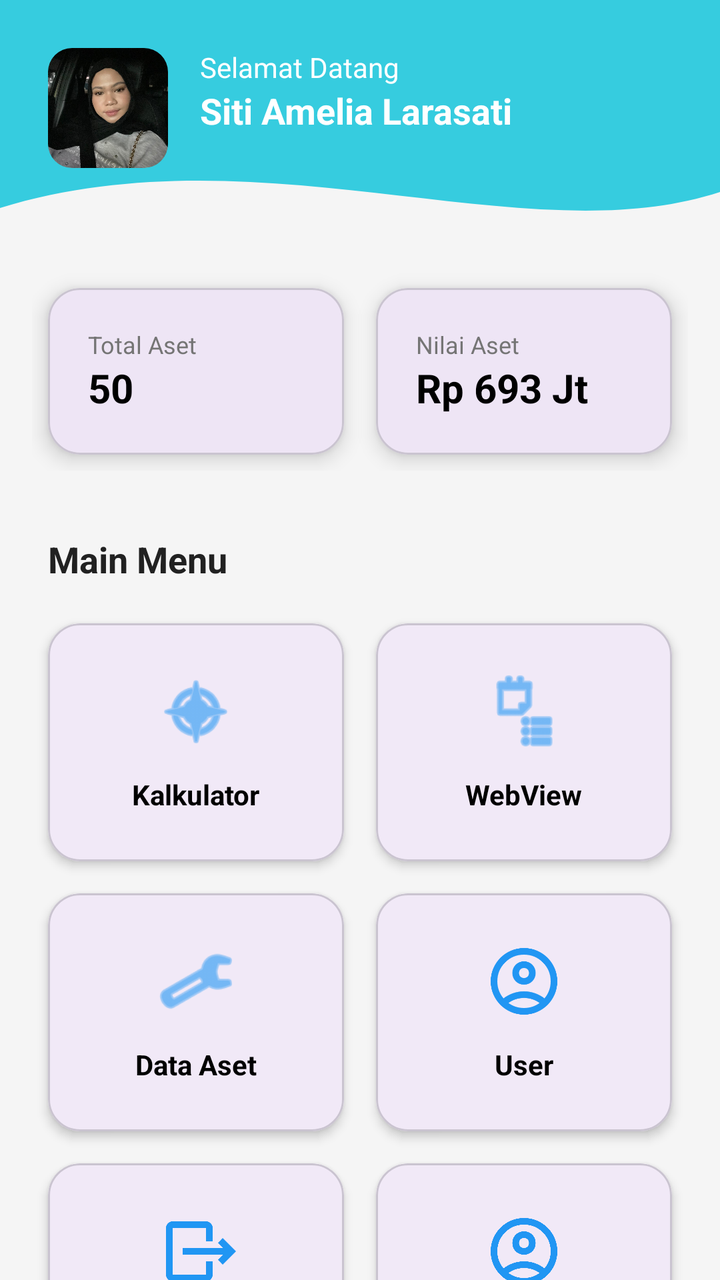
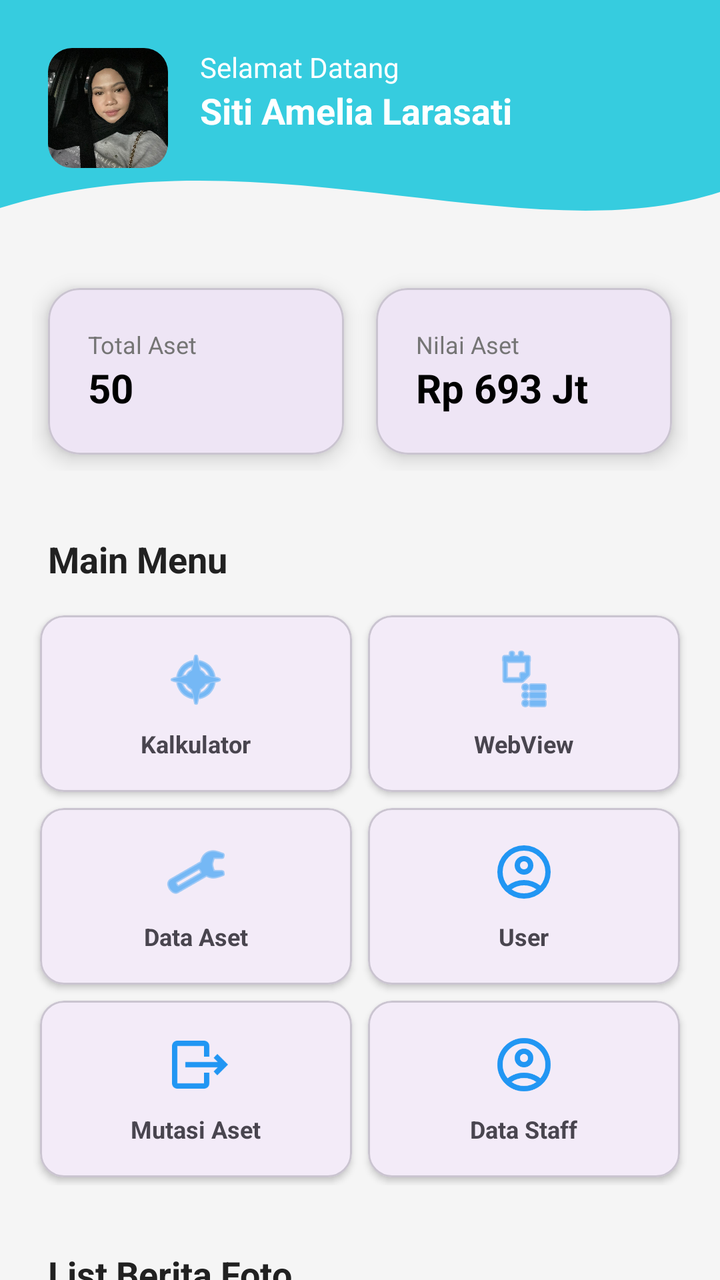

Screens rendered from an Android XML layout before and after an edit, with the pre-edit source and the edit as a unified diff.
<!-- AndroidManifest.xml: application theme Theme.Amelcat -->
<!-- res/layout/fragment_home.xml -->
<?xml version="1.0" encoding="utf-8"?>
<androidx.core.widget.NestedScrollView
    xmlns:android="http://schemas.android.com/apk/res/android"
    xmlns:app="http://schemas.android.com/apk/res-auto"
    xmlns:tools="http://schemas.android.com/tools"
    android:layout_width="match_parent"
    android:layout_height="match_parent"
    android:fillViewport="true"
    android:background="@color/background">

    <androidx.constraintlayout.widget.ConstraintLayout
        android:id="@+id/main"
        android:layout_width="match_parent"
        android:layout_height="wrap_content"
        android:paddingBottom="32dp">

        <View
            android:id="@+id/headerView"
            android:layout_width="match_parent"
            android:layout_height="120dp"
            android:background="@drawable/bg_header_home"
            app:layout_constraintTop_toTopOf="parent" />

        <com.google.android.material.imageview.ShapeableImageView
            android:id="@+id/ivProfile"
            android:layout_width="60dp"
            android:layout_height="60dp"
            android:layout_marginStart="24dp"
            android:layout_marginTop="24dp"
            android:scaleType="centerCrop"
            android:src="@drawable/profile"
            app:layout_constraintStart_toStartOf="parent"
            app:layout_constraintTop_toTopOf="parent"
            app:shapeAppearanceOverlay="@style/ShapeAppearance.Material3.Corner.Medium" />

        <TextView
            android:id="@+id/tvGreeting"
            android:layout_width="wrap_content"
            android:layout_height="wrap_content"
            android:layout_marginStart="16dp"
            android:text="Selamat Datang"
            android:textColor="@color/white"
            app:layout_constraintStart_toEndOf="@id/ivProfile"
            app:layout_constraintTop_toTopOf="@id/ivProfile" />

        <TextView
            android:id="@+id/tvProfileName"
            android:layout_width="wrap_content"
            android:layout_height="wrap_content"
            android:text="Siti Amelia Larasati"
            android:textColor="@color/white"
            android:textSize="18sp"
            android:textStyle="bold"
            app:layout_constraintStart_toStartOf="@id/tvGreeting"
            app:layout_constraintTop_toBottomOf="@id/tvGreeting" />

        <LinearLayout
            android:id="@+id/layoutStats"
            android:layout_width="match_parent"
            android:layout_height="wrap_content"
            android:layout_marginTop="16dp"
            android:orientation="horizontal"
            android:paddingHorizontal="16dp"
            android:weightSum="2"
            app:layout_constraintTop_toBottomOf="@id/headerView">

            <com.google.android.material.card.MaterialCardView
                android:layout_width="0dp"
                android:layout_height="wrap_content"
                android:layout_weight="1"
                android:layout_margin="8dp"
                app:cardCornerRadius="16dp"
                app:cardElevation="6dp">

                <LinearLayout
                    android:layout_width="match_parent"
                    android:layout_height="wrap_content"
                    android:orientation="vertical"
                    android:padding="20dp">

                    <TextView
                        android:layout_width="wrap_content"
                        android:layout_height="wrap_content"
                        android:text="Total Aset"
                        android:textColor="@color/text_secondary"
                        android:textSize="12sp" />

                    <TextView
                        android:layout_width="wrap_content"
                        android:layout_height="wrap_content"
                        android:text="50"
                        android:textColor="@color/black"
                        android:textSize="20sp"
                        android:textStyle="bold" />
                </LinearLayout>
            </com.google.android.material.card.MaterialCardView>

            <com.google.android.material.card.MaterialCardView
                android:layout_width="0dp"
                android:layout_height="wrap_content"
                android:layout_weight="1"
                android:layout_margin="8dp"
                app:cardCornerRadius="16dp"
                app:cardElevation="6dp">

                <LinearLayout
                    android:layout_width="match_parent"
                    android:layout_height="wrap_content"
                    android:orientation="vertical"
                    android:padding="20dp">

                    <TextView
                        android:layout_width="wrap_content"
                        android:layout_height="wrap_content"
                        android:text="Nilai Aset"
                        android:textColor="@color/text_secondary"
                        android:textSize="12sp" />

                    <TextView
                        android:layout_width="wrap_content"
                        android:layout_height="wrap_content"
                        android:text="Rp 693 Jt"
                        android:textColor="@color/black"
                        android:textSize="20sp"
                        android:textStyle="bold" />
                </LinearLayout>
            </com.google.android.material.card.MaterialCardView>
        </LinearLayout>

        <TextView
            android:id="@+id/labelMenu"
            android:layout_width="wrap_content"
            android:layout_height="wrap_content"
            android:layout_marginStart="24dp"
            android:layout_marginTop="32dp"
            android:text="Main Menu"
            android:textColor="@color/text_primary"
            android:textSize="18sp"
            android:textStyle="bold"
            app:layout_constraintStart_toStartOf="parent"
            app:layout_constraintTop_toBottomOf="@id/layoutStats" />

        <GridLayout
            android:id="@+id/menuGrid"
            android:layout_width="match_parent"
            android:layout_height="wrap_content"
            android:layout_marginTop="12dp"
            android:columnCount="2"
            android:paddingHorizontal="16dp"
            app:layout_constraintTop_toBottomOf="@id/labelMenu"
            tools:layout_editor_absoluteX="0dp">

            <com.google.android.material.card.MaterialCardView
                android:id="@+id/btnRumus"
                android:layout_width="0dp"
                android:layout_height="wrap_content"
                android:layout_columnWeight="1"
                android:layout_margin="8dp"
                app:cardCornerRadius="16dp"
                app:cardElevation="3dp">

                <LinearLayout
                    android:layout_width="match_parent"
                    android:layout_height="wrap_content"
                    android:gravity="center"
                    android:orientation="vertical"
                    android:padding="24dp">

                    <ImageView
                        android:layout_width="40dp"
                        android:layout_height="40dp"
                        android:src="@android:drawable/ic_menu_compass"
                        app:tint="@color/primary" />

                    <TextView
                        android:layout_width="wrap_content"
                        android:layout_height="wrap_content"
                        android:layout_marginTop="12dp"
                        android:text="Kalkulator"
                        android:textColor="@color/black"
                        android:textStyle="bold" />
                </LinearLayout>
            </com.google.android.material.card.MaterialCardView>

            <com.google.android.material.card.MaterialCardView
                android:id="@+id/btnWebView"
                android:layout_width="0dp"
                android:layout_height="wrap_content"
                android:layout_columnWeight="1"
                android:layout_margin="8dp"
                app:cardCornerRadius="16dp"
                app:cardElevation="3dp">

                <LinearLayout
                    android:layout_width="match_parent"
                    android:layout_height="wrap_content"
                    android:gravity="center"
                    android:orientation="vertical"
                    android:padding="24dp">

                    <ImageView
                        android:layout_width="40dp"
                        android:layout_height="40dp"
                        android:src="@android:drawable/ic_menu_agenda"
                        app:tint="@color/primary" />

                    <TextView
                        android:layout_width="wrap_content"
                        android:layout_height="wrap_content"
                        android:layout_marginTop="12dp"
                        android:text="WebView"
                        android:textColor="@color/black"
                        android:textStyle="bold" />
                </LinearLayout>
            </com.google.android.material.card.MaterialCardView>

            <com.google.android.material.card.MaterialCardView
                android:id="@+id/btnDataAset"
                android:layout_width="0dp"
                android:layout_height="wrap_content"
                android:layout_columnWeight="1"
                android:layout_margin="8dp"
                app:cardCornerRadius="16dp"
                app:cardElevation="3dp">

                <LinearLayout
                    android:layout_width="match_parent"
                    android:layout_height="wrap_content"
                    android:gravity="center"
                    android:orientation="vertical"
                    android:padding="24dp">

                    <ImageView
                        android:layout_width="40dp"
                        android:layout_height="40dp"
                        android:src="@android:drawable/ic_menu_manage"
                        app:tint="@color/primary" />

                    <TextView
                        android:layout_width="wrap_content"
                        android:layout_height="wrap_content"
                        android:layout_marginTop="12dp"
                        android:text="Data Aset"
                        android:textColor="@color/black"
                        android:textStyle="bold" />
                </LinearLayout>
            </com.google.android.material.card.MaterialCardView>

            <com.google.android.material.card.MaterialCardView
                android:id="@+id/btnUser"
                android:layout_width="0dp"
                android:layout_height="wrap_content"
                android:layout_columnWeight="1"
                android:layout_margin="8dp"
                app:cardCornerRadius="16dp"
                app:cardElevation="3dp">

                <LinearLayout
                    android:layout_width="match_parent"
                    android:layout_height="wrap_content"
                    android:gravity="center"
                    android:orientation="vertical"
                    android:padding="24dp">

                    <ImageView
                        android:layout_width="40dp"
                        android:layout_height="40dp"
                        android:src="@drawable/ic_profile"
                        app:tint="@color/primary" />

                    <TextView
                        android:layout_width="wrap_content"
                        android:layout_height="wrap_content"
                        android:layout_marginTop="12dp"
                        android:text="User"
                        android:textColor="@color/black"
                        android:textStyle="bold" />
                </LinearLayout>
            </com.google.android.material.card.MaterialCardView>

            <com.google.android.material.card.MaterialCardView
                android:id="@+id/btnLokasi"
                android:layout_width="0dp"
                android:layout_height="wrap_content"
                android:layout_columnWeight="1"
                android:layout_margin="8dp"
                app:cardCornerRadius="16dp"
                app:cardElevation="3dp">

                <LinearLayout
                    android:layout_width="match_parent"
                    android:layout_height="wrap_content"
                    android:gravity="center"
                    android:orientation="vertical"
                    android:padding="24dp">

                    <ImageView
                        android:layout_width="40dp"
                        android:layout_height="40dp"
                        android:src="@drawable/ic_mutasi"
                        app:tint="@color/primary" />

                    <TextView
                        android:layout_width="wrap_content"
                        android:layout_height="wrap_content"
                        android:layout_marginTop="12dp"
                        android:text="Mutasi Aset"
                        android:textColor="@color/black"
                        android:textStyle="bold" />
                </LinearLayout>
            </com.google.android.material.card.MaterialCardView>

            <com.google.android.material.card.MaterialCardView
                android:id="@+id/btnDataStaff"
                android:layout_width="0dp"
                android:layout_height="wrap_content"
                android:layout_columnWeight="1"
                android:layout_margin="8dp"
                app:cardCornerRadius="16dp"
                app:cardElevation="3dp">
                <LinearLayout
                    android:layout_width="match_parent"
                    android:layout_height="wrap_content"
                    android:gravity="center"
                    android:orientation="vertical"
                    android:padding="24dp">
                    <ImageView
                        android:layout_width="40dp"
                        android:layout_height="40dp"
                        android:src="@drawable/ic_profile"
                        app:tint="@color/primary" />
                    <TextView
                        android:layout_width="wrap_content"
                        android:layout_height="wrap_content"
                        android:layout_marginTop="12dp"
                        android:text="Data Staff"
                        android:textStyle="bold" />
                </LinearLayout>
            </com.google.android.material.card.MaterialCardView>

        </GridLayout>

        <TextView
            android:id="@+id/labelBerita"
            android:layout_width="wrap_content"
            android:layout_height="wrap_content"
            android:layout_marginStart="24dp"
            android:layout_marginTop="32dp"
            android:text="List Berita Foto"
            android:textColor="@color/text_primary"
            android:textSize="18sp"
            android:textStyle="bold"
            app:layout_constraintStart_toStartOf="parent"
            app:layout_constraintTop_toBottomOf="@id/menuGrid" />

        <androidx.recyclerview.widget.RecyclerView
            android:id="@+id/rvPhoto"
            android:layout_width="match_parent"
            android:layout_height="wrap_content"
            android:layout_marginTop="12dp"
            android:paddingHorizontal="16dp"
            android:nestedScrollingEnabled="false"
            app:layout_constraintTop_toBottomOf="@id/labelBerita"
            tools:layout_editor_absoluteX="0dp" />

        <Button
            android:id="@+id/btnLogout"
            style="@style/Widget.Material3.Button.TonalButton"
            android:layout_width="match_parent"
            android:layout_height="wrap_content"
            android:layout_marginHorizontal="24dp"
            android:layout_marginTop="32dp"
            android:text="Logout Account"
            android:textColor="@color/error"
            app:layout_constraintTop_toBottomOf="@id/rvPhoto" />

    </androidx.constraintlayout.widget.ConstraintLayout>
</androidx.core.widget.NestedScrollView>
<!-- resources referenced by this layout -->
<resources>
  <color name="background">#F5F5F5</color>
  <color name="black">#FF000000</color>
  <color name="error">#D32F2F</color>
  <color name="primary">#2196F3</color>
  <color name="text_primary">#212121</color>
  <color name="text_secondary">#757575</color>
  <color name="white">#FFFFFFFF</color>
  <!-- drawable bg_header_home (drawable) -->
  <?xml version="1.0" encoding="utf-8"?>
  <vector xmlns:android="http://schemas.android.com/apk/res/android"
      android:width="412dp"
      android:height="150dp"
      android:viewportWidth="412"
      android:viewportHeight="150">
  
      <path
          android:fillColor="@color/accent"
          android:pathData="M0,0H412V120C300,160 150,80 0,130Z" />
  </vector>
  <!-- drawable ic_mutasi (drawable) -->
  <vector xmlns:android="http://schemas.android.com/apk/res/android" android:autoMirrored="true" android:height="24dp" android:tint="#000000" android:viewportHeight="960" android:viewportWidth="960" android:width="24dp">
        
      <path android:fillColor="@android:color/white" android:pathData="M806,520L320,520L320,440L806,440L744,378L800,320L960,480L800,640L744,582L806,520ZM600,360L600,200Q600,200 600,200Q600,200 600,200L200,200Q200,200 200,200Q200,200 200,200L200,760Q200,760 200,760Q200,760 200,760L600,760Q600,760 600,760Q600,760 600,760L600,600L680,600L680,760Q680,793 656.5,816.5Q633,840 600,840L200,840Q167,840 143.5,816.5Q120,793 120,760L120,200Q120,167 143.5,143.5Q167,120 200,120L600,120Q633,120 656.5,143.5Q680,167 680,200L680,360L600,360Z"/>
      
  </vector>
  <!-- drawable ic_profile (drawable) -->
  <vector xmlns:android="http://schemas.android.com/apk/res/android" android:height="24dp" android:tint="#000000" android:viewportHeight="960" android:viewportWidth="960" android:width="24dp">
        
      <path android:fillColor="@android:color/white" android:pathData="M234,684Q285,645 348,622.5Q411,600 480,600Q549,600 612,622.5Q675,645 726,684Q761,643 780.5,591Q800,539 800,480Q800,347 706.5,253.5Q613,160 480,160Q347,160 253.5,253.5Q160,347 160,480Q160,539 179.5,591Q199,643 234,684ZM380.5,479.5Q340,439 340,380Q340,321 380.5,280.5Q421,240 480,240Q539,240 579.5,280.5Q620,321 620,380Q620,439 579.5,479.5Q539,520 480,520Q421,520 380.5,479.5ZM480,880Q397,880 324,848.5Q251,817 197,763Q143,709 111.5,636Q80,563 80,480Q80,397 111.5,324Q143,251 197,197Q251,143 324,111.5Q397,80 480,80Q563,80 636,111.5Q709,143 763,197Q817,251 848.5,324Q880,397 880,480Q880,563 848.5,636Q817,709 763,763Q709,817 636,848.5Q563,880 480,880ZM580,784.5Q627,769 666,740Q627,711 580,695.5Q533,680 480,680Q427,680 380,695.5Q333,711 294,740Q333,769 380,784.5Q427,800 480,800Q533,800 580,784.5ZM523,423Q540,406 540,380Q540,354 523,337Q506,320 480,320Q454,320 437,337Q420,354 420,380Q420,406 437,423Q454,440 480,440Q506,440 523,423ZM480,380Q480,380 480,380Q480,380 480,380Q480,380 480,380Q480,380 480,380Q480,380 480,380Q480,380 480,380Q480,380 480,380Q480,380 480,380ZM480,740Q480,740 480,740Q480,740 480,740Q480,740 480,740Q480,740 480,740Q480,740 480,740Q480,740 480,740Q480,740 480,740Q480,740 480,740Z"/>
      
  </vector>
  <!-- drawable profile: jpeg bitmap (drawable, 108184 bytes) -->
  <style name="Theme.Amelcat" parent="Base.Theme.Amelcat" />
  <color name="accent">#36ccdf</color>
  <style name="Base.Theme.Amelcat" parent="Theme.Material3.DayNight.NoActionBar">
          
          
      </style>
</resources>

<!-- the commit's change to res/layout/fragment_home.xml (unified diff, before → after) -->
@@ -147,37 +147,33 @@
             android:layout_marginTop="12dp"
             android:columnCount="2"
             android:paddingHorizontal="16dp"
-            app:layout_constraintTop_toBottomOf="@id/labelMenu"
-            tools:layout_editor_absoluteX="0dp">
+            app:layout_constraintTop_toBottomOf="@id/labelMenu">
 
             <com.google.android.material.card.MaterialCardView
                 android:id="@+id/btnRumus"
                 android:layout_width="0dp"
                 android:layout_height="wrap_content"
                 android:layout_columnWeight="1"
-                android:layout_margin="8dp"
-                app:cardCornerRadius="16dp"
-                app:cardElevation="3dp">
-
-                <LinearLayout
-                    android:layout_width="match_parent"
-                    android:layout_height="wrap_content"
-                    android:gravity="center"
-                    android:orientation="vertical"
-                    android:padding="24dp">
-
-                    <ImageView
-                        android:layout_width="40dp"
-                        android:layout_height="40dp"
+                android:layout_margin="4dp"
+                app:cardCornerRadius="12dp"
+                app:cardElevation="2dp">
+                <LinearLayout
+                    android:layout_width="match_parent"
+                    android:layout_height="wrap_content"
+                    android:gravity="center"
+                    android:orientation="vertical"
+                    android:padding="16dp">
+                    <ImageView
+                        android:layout_width="32dp"
+                        android:layout_height="32dp"
                         android:src="@android:drawable/ic_menu_compass"
                         app:tint="@color/primary" />
-
-                    <TextView
-                        android:layout_width="wrap_content"
-                        android:layout_height="wrap_content"
-                        android:layout_marginTop="12dp"
+                    <TextView
+                        android:layout_width="wrap_content"
+                        android:layout_height="wrap_content"
+                        android:layout_marginTop="8dp"
                         android:text="Kalkulator"
-                        android:textColor="@color/black"
+                        android:textSize="12sp"
                         android:textStyle="bold" />
                 </LinearLayout>
             </com.google.android.material.card.MaterialCardView>
@@ -187,29 +183,26 @@
                 android:layout_width="0dp"
                 android:layout_height="wrap_content"
                 android:layout_columnWeight="1"
-                android:layout_margin="8dp"
-                app:cardCornerRadius="16dp"
-                app:cardElevation="3dp">
-
-                <LinearLayout
-                    android:layout_width="match_parent"
-                    android:layout_height="wrap_content"
-                    android:gravity="center"
-                    android:orientation="vertical"
-                    android:padding="24dp">
-
-                    <ImageView
-                        android:layout_width="40dp"
-                        android:layout_height="40dp"
+                android:layout_margin="4dp"
+                app:cardCornerRadius="12dp"
+                app:cardElevation="2dp">
+                <LinearLayout
+                    android:layout_width="match_parent"
+                    android:layout_height="wrap_content"
+                    android:gravity="center"
+                    android:orientation="vertical"
+                    android:padding="16dp">
+                    <ImageView
+                        android:layout_width="32dp"
+                        android:layout_height="32dp"
                         android:src="@android:drawable/ic_menu_agenda"
                         app:tint="@color/primary" />
-
-                    <TextView
-                        android:layout_width="wrap_content"
-                        android:layout_height="wrap_content"
-                        android:layout_marginTop="12dp"
+                    <TextView
+                        android:layout_width="wrap_content"
+                        android:layout_height="wrap_content"
+                        android:layout_marginTop="8dp"
                         android:text="WebView"
-                        android:textColor="@color/black"
+                        android:textSize="12sp"
                         android:textStyle="bold" />
                 </LinearLayout>
             </com.google.android.material.card.MaterialCardView>
@@ -219,29 +212,26 @@
                 android:layout_width="0dp"
                 android:layout_height="wrap_content"
                 android:layout_columnWeight="1"
-                android:layout_margin="8dp"
-                app:cardCornerRadius="16dp"
-                app:cardElevation="3dp">
-
-                <LinearLayout
-                    android:layout_width="match_parent"
-                    android:layout_height="wrap_content"
-                    android:gravity="center"
-                    android:orientation="vertical"
-                    android:padding="24dp">
-
-                    <ImageView
-                        android:layout_width="40dp"
-                        android:layout_height="40dp"
+                android:layout_margin="4dp"
+                app:cardCornerRadius="12dp"
+                app:cardElevation="2dp">
+                <LinearLayout
+                    android:layout_width="match_parent"
+                    android:layout_height="wrap_content"
+                    android:gravity="center"
+                    android:orientation="vertical"
+                    android:padding="16dp">
+                    <ImageView
+                        android:layout_width="32dp"
+                        android:layout_height="32dp"
                         android:src="@android:drawable/ic_menu_manage"
                         app:tint="@color/primary" />
-
-                    <TextView
-                        android:layout_width="wrap_content"
-                        android:layout_height="wrap_content"
-                        android:layout_marginTop="12dp"
+                    <TextView
+                        android:layout_width="wrap_content"
+                        android:layout_height="wrap_content"
+                        android:layout_marginTop="8dp"
                         android:text="Data Aset"
-                        android:textColor="@color/black"
+                        android:textSize="12sp"
                         android:textStyle="bold" />
                 </LinearLayout>
             </com.google.android.material.card.MaterialCardView>
@@ -251,29 +241,26 @@
                 android:layout_width="0dp"
                 android:layout_height="wrap_content"
                 android:layout_columnWeight="1"
-                android:layout_margin="8dp"
-                app:cardCornerRadius="16dp"
-                app:cardElevation="3dp">
-
-                <LinearLayout
-                    android:layout_width="match_parent"
-                    android:layout_height="wrap_content"
-                    android:gravity="center"
-                    android:orientation="vertical"
-                    android:padding="24dp">
-
-                    <ImageView
-                        android:layout_width="40dp"
-                        android:layout_height="40dp"
+                android:layout_margin="4dp"
+                app:cardCornerRadius="12dp"
+                app:cardElevation="2dp">
+                <LinearLayout
+                    android:layout_width="match_parent"
+                    android:layout_height="wrap_content"
+                    android:gravity="center"
+                    android:orientation="vertical"
+                    android:padding="16dp">
+                    <ImageView
+                        android:layout_width="32dp"
+                        android:layout_height="32dp"
                         android:src="@drawable/ic_profile"
                         app:tint="@color/primary" />
-
-                    <TextView
-                        android:layout_width="wrap_content"
-                        android:layout_height="wrap_content"
-                        android:layout_marginTop="12dp"
+                    <TextView
+                        android:layout_width="wrap_content"
+                        android:layout_height="wrap_content"
+                        android:layout_marginTop="8dp"
                         android:text="User"
-                        android:textColor="@color/black"
+                        android:textSize="12sp"
                         android:textStyle="bold" />
                 </LinearLayout>
             </com.google.android.material.card.MaterialCardView>
@@ -283,29 +270,26 @@
                 android:layout_width="0dp"
                 android:layout_height="wrap_content"
                 android:layout_columnWeight="1"
-                android:layout_margin="8dp"
-                app:cardCornerRadius="16dp"
-                app:cardElevation="3dp">
-
-                <LinearLayout
-                    android:layout_width="match_parent"
-                    android:layout_height="wrap_content"
-                    android:gravity="center"
-                    android:orientation="vertical"
-                    android:padding="24dp">
-
-                    <ImageView
-                        android:layout_width="40dp"
-                        android:layout_height="40dp"
+                android:layout_margin="4dp"
+                app:cardCornerRadius="12dp"
+                app:cardElevation="2dp">
+                <LinearLayout
+                    android:layout_width="match_parent"
+                    android:layout_height="wrap_content"
+                    android:gravity="center"
+                    android:orientation="vertical"
+                    android:padding="16dp">
+                    <ImageView
+                        android:layout_width="32dp"
+                        android:layout_height="32dp"
                         android:src="@drawable/ic_mutasi"
                         app:tint="@color/primary" />
-
-                    <TextView
-                        android:layout_width="wrap_content"
-                        android:layout_height="wrap_content"
-                        android:layout_marginTop="12dp"
+                    <TextView
+                        android:layout_width="wrap_content"
+                        android:layout_height="wrap_content"
+                        android:layout_marginTop="8dp"
                         android:text="Mutasi Aset"
-                        android:textColor="@color/black"
+                        android:textSize="12sp"
                         android:textStyle="bold" />
                 </LinearLayout>
             </com.google.android.material.card.MaterialCardView>
@@ -315,25 +299,26 @@
                 android:layout_width="0dp"
                 android:layout_height="wrap_content"
                 android:layout_columnWeight="1"
-                android:layout_margin="8dp"
-                app:cardCornerRadius="16dp"
-                app:cardElevation="3dp">
-                <LinearLayout
-                    android:layout_width="match_parent"
-                    android:layout_height="wrap_content"
-                    android:gravity="center"
-                    android:orientation="vertical"
-                    android:padding="24dp">
-                    <ImageView
-                        android:layout_width="40dp"
-                        android:layout_height="40dp"
+                android:layout_margin="4dp"
+                app:cardCornerRadius="12dp"
+                app:cardElevation="2dp">
+                <LinearLayout
+                    android:layout_width="match_parent"
+                    android:layout_height="wrap_content"
+                    android:gravity="center"
+                    android:orientation="vertical"
+                    android:padding="16dp">
+                    <ImageView
+                        android:layout_width="32dp"
+                        android:layout_height="32dp"
                         android:src="@drawable/ic_profile"
                         app:tint="@color/primary" />
                     <TextView
                         android:layout_width="wrap_content"
                         android:layout_height="wrap_content"
-                        android:layout_marginTop="12dp"
+                        android:layout_marginTop="8dp"
                         android:text="Data Staff"
+                        android:textSize="12sp"
                         android:textStyle="bold" />
                 </LinearLayout>
             </com.google.android.material.card.MaterialCardView>
@@ -360,8 +345,7 @@
             android:layout_marginTop="12dp"
             android:paddingHorizontal="16dp"
             android:nestedScrollingEnabled="false"
-            app:layout_constraintTop_toBottomOf="@id/labelBerita"
-            tools:layout_editor_absoluteX="0dp" />
+            app:layout_constraintTop_toBottomOf="@id/labelBerita" />
 
         <Button
             android:id="@+id/btnLogout"
